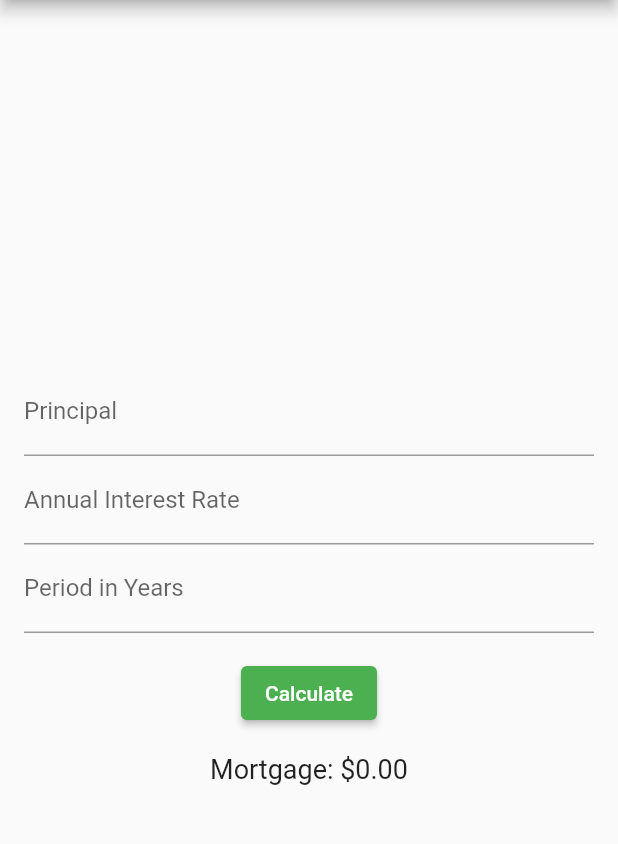
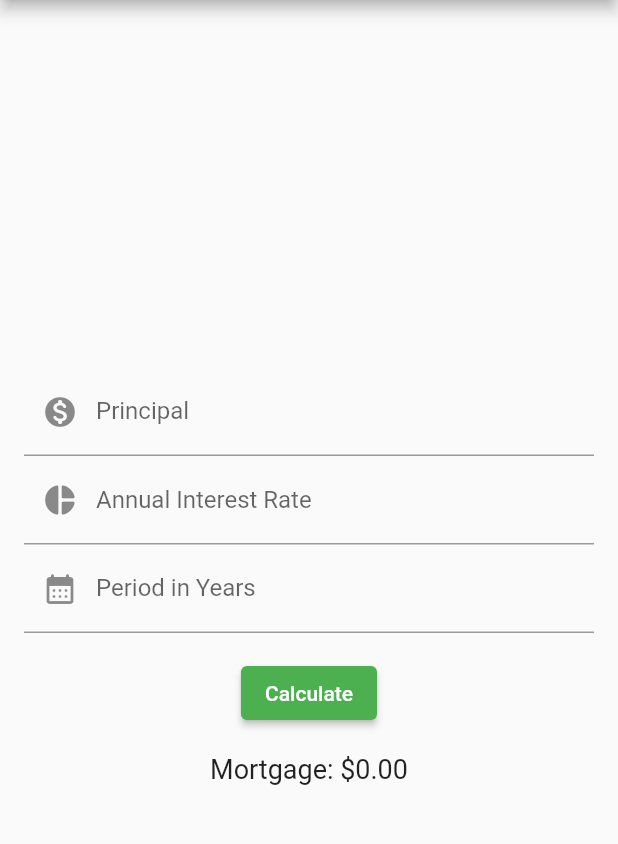
Before and after one commit to whosjorge23/mortgage_calculator_flutter, a Flutter app: the screen it shows after launch, on a phone screen of 412 x 824 dp, the part 84-928 px from its top. Run offline on Flutter 3.47's test engine with Material 2 defaults, Android fonts, the phone set to English and light mode, and no system bars.

Commit message:
Add Icons

```diff
--- a/lib/main.dart
+++ b/lib/main.dart
@@ -68,6 +68,7 @@ class _MortgageCalculatorScreenState extends State<MortgageCalculatorScreen> {
                 ],
                 decoration: InputDecoration(
                   labelText: 'Principal',
+                  prefixIcon: Icon(Icons.monetization_on_rounded),
                 ),
                 validator: (value) {
                   if (value!.isEmpty) {
@@ -93,6 +94,7 @@ class _MortgageCalculatorScreenState extends State<MortgageCalculatorScreen> {
                 ],
                 decoration: InputDecoration(
                   labelText: 'Annual Interest Rate',
+                  prefixIcon: Icon(Icons.pie_chart_rounded),
                 ),
                 validator: (value) {
                   if (value!.isEmpty) {
@@ -118,6 +120,7 @@ class _MortgageCalculatorScreenState extends State<MortgageCalculatorScreen> {
                 ],
                 decoration: InputDecoration(
                   labelText: 'Period in Years',
+                  prefixIcon: Icon(Icons.calendar_month_rounded),
                 ),
                 validator: (value) {
                   if (value!.isEmpty) {
```
